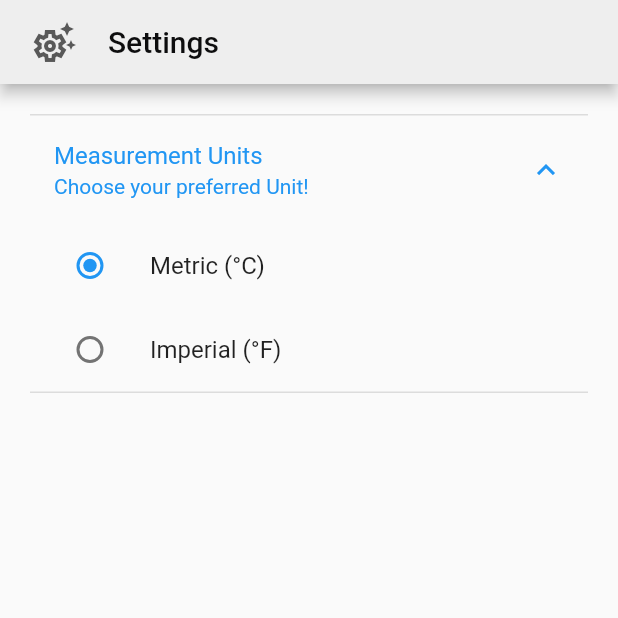
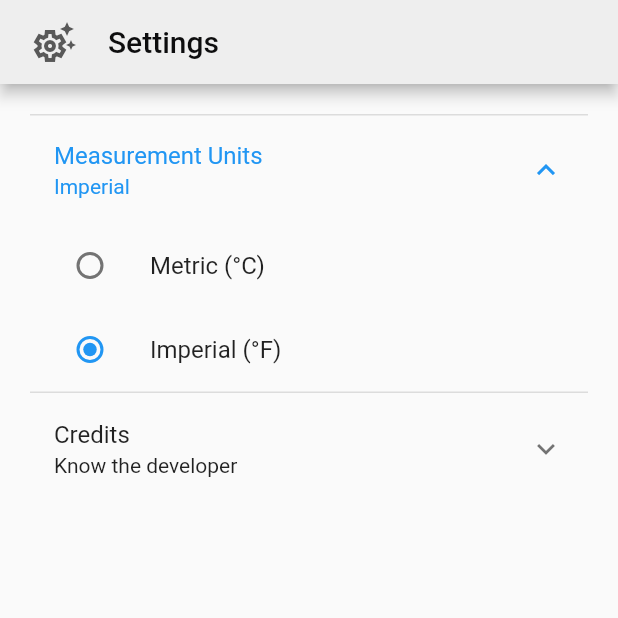
Before and after one commit to imravi76/Weather_flutter, a Flutter app: the SettingTab screen opened directly, after a tap on "Measurement Units", on a phone screen of 412 x 824 dp, the top half of it. Run offline on Flutter 3.47's test engine with Material 2 defaults, Android fonts, the phone set to English and light mode, and no system bars; our stand-ins replace connectivity_plus, geocoding, geolocator, get, liquid_pull_to_refresh, localstorage and 2 more; missing offline and left inert: open_settings; accounts and stored records are empty.

Commit message:
Units bug fixed

```diff
--- a/lib/controller/global_controller.dart
+++ b/lib/controller/global_controller.dart
@@ -55,7 +55,7 @@ class GlobalController extends GetxController {
     SharedPreferences prefs = await SharedPreferences.getInstance();
 
     if(prefs.containsKey('lat') == false){
-      getLocation();
+      getLocation(prefs);
     } else{
       getIndex();
       getRefresh();
@@ -68,11 +68,9 @@ class GlobalController extends GetxController {
     super.dispose();
   }
 
-  getLocation() async {
+  getLocation(prefs) async {
     bool isServiceEnabled;
     LocationPermission locationPermission;
-
-    SharedPreferences prefs = await SharedPreferences.getInstance();
 
     isServiceEnabled = await Geolocator.isLocationServiceEnabled();
 
--- a/lib/tabs/setting_tab.dart
+++ b/lib/tabs/setting_tab.dart
@@ -1,6 +1,7 @@
 import 'package:flutter/material.dart';
+import 'package:shared_preferences/shared_preferences.dart';
 
-enum Units {metric, imperial}
+enum Units { metric, imperial }
 
 class SettingTab extends StatefulWidget {
   const SettingTab({Key? key}) : super(key: key);
@@ -10,8 +11,14 @@ class SettingTab extends StatefulWidget {
 }
 
 class _SettingTabState extends State<SettingTab> {
+  Units? _values;
 
-  Units? _values = Units.metric;
+  @override
+  void initState() {
+    super.initState();
+
+    setUnits();
+  }
 
   @override
   Widget build(BuildContext context) {
@@ -35,39 +42,89 @@ class _SettingTabState extends State<SettingTab> {
         ),
       ),
       body: SafeArea(
-        child: Container(
-            padding: const EdgeInsets.all(20),
-            child:
-                ExpansionTile(title: const Text("Measurement Units"), subtitle: const Text("Choose your preferred Unit!"), children: [
+        child: Column(
+          children: [
+            Container(
+              padding: const EdgeInsets.only(top: 20, left: 20, right: 20),
+              child: ExpansionTile(
+                title: const Text("Measurement Units"),
+                subtitle: Text(_values == Units.metric ? 'Metric' : 'Imperial'),
+                children: [
                   ListTile(
                       title: const Text("Metric (°C)"),
                       leading: Radio<Units>(
                         value: Units.metric,
                         groupValue: _values,
-                        onChanged: (Units? value){
+                        onChanged: (Units? value) {
                           setState(() {
                             _values = value;
+
+                            setValues(_values);
                           });
                         },
-                      )
-                      ),
+                      )),
                   ListTile(
                     //toggleable: selected,
                     title: const Text("Imperial (°F)"),
                     leading: Radio<Units>(
                         value: Units.imperial,
                         groupValue: _values,
-                    onChanged: (Units? value){
+                        onChanged: (Units? value) {
                           setState(() {
                             _values = value;
+                            setValues(_values);
                           });
-                    }
-                  ),
+                        }),
                   ),
                 ],
               ),
             ),
+
+            Container(
+              padding: const EdgeInsets.only(left: 20, right: 20, bottom: 20),
+              child: const ExpansionTile(
+                title: Text("Credits"),
+                subtitle: Text("Know the developer"),
+                children: [
+                  SizedBox(
+                    height: 10,
+                  ),
+                  Text("Developed By:"),
+                  Text("Ravi Singh"),
+                  SizedBox(
+                    height: 20,
+                  ),
+
+                ],
+              ),
+            )
+          ],
+        ),
       ),
     );
   }
+
+  void setUnits() async {
+    final SharedPreferences prefs = await SharedPreferences.getInstance();
+
+    if (prefs.getString('units') == 'metric') {
+      _values = Units.metric;
+      setState(() {});
+    } else {
+      _values = Units.imperial;
+      setState(() {});
     }
+  }
+
+  void setValues(Units? values) async {
+    final SharedPreferences prefs = await SharedPreferences.getInstance();
+
+    if (values == Units.metric) {
+      prefs.setString('units', 'metric');
+      setState(() {});
+    } else {
+      prefs.setString('units', 'imperial');
+      setState(() {});
+    }
+  }
+}
```
Lines whose indentation alone changed are shown as unchanged.
